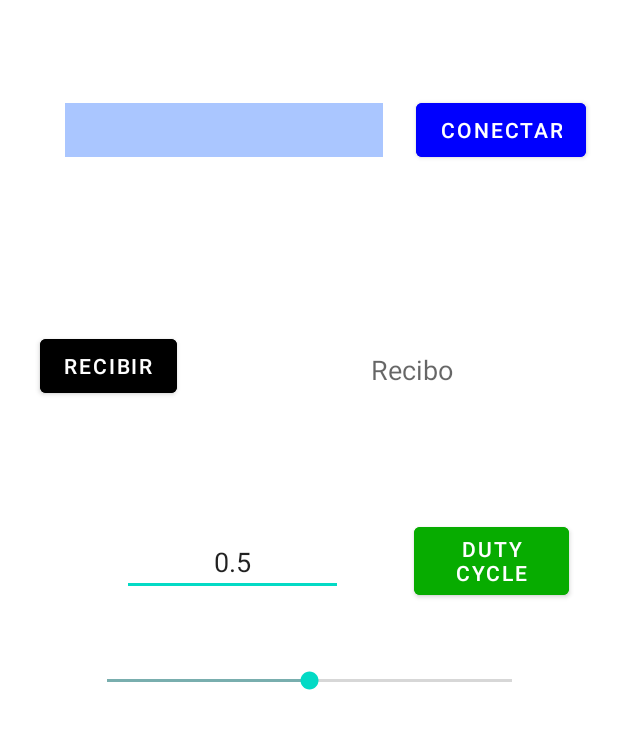
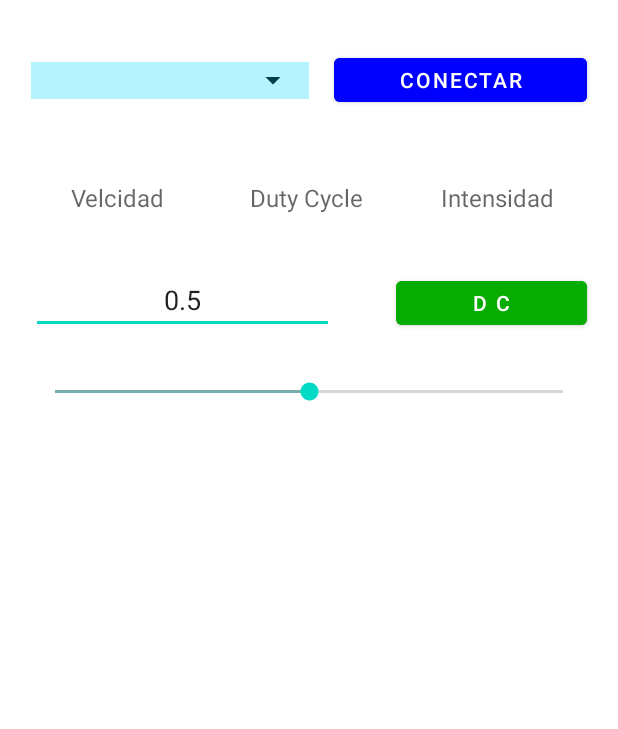
Before and after one commit to Darodbas/Control_BLDC, an Android app: the screen it shows after launch (MainActivity), on a phone screen of 412 x 824 dp. Shown: the top 729 px of the screen. Run offline under Robolectric (Android 15) with nearby library versions, the phone set to English and light mode, and no system bars.

Commit message:
Pantalla mejorada

```diff
--- a/app/src/main/java/com/example/controlbldc/MainActivity.java
+++ b/app/src/main/java/com/example/controlbldc/MainActivity.java
@@ -7,7 +7,6 @@ import androidx.appcompat.app.AppCompatActivity;
 import android.annotation.SuppressLint;
 import android.bluetooth.BluetoothAdapter;
 import android.bluetooth.BluetoothDevice;
-import android.bluetooth.BluetoothServerSocket;
 import android.bluetooth.BluetoothSocket;
 import android.content.Context;
 import android.content.Intent;
@@ -15,10 +14,6 @@ import android.content.SharedPreferences;
 import android.content.pm.PackageManager;
 import android.graphics.Color;
 import android.os.Bundle;
-import android.os.CountDownTimer;
-import android.text.Editable;
-import android.text.TextWatcher;
-import android.util.Log;
 import android.view.Gravity;
 import android.view.View;
 import android.widget.AdapterView;
@@ -38,7 +33,7 @@ import java.util.UUID;
 
 public class MainActivity extends AppCompatActivity {
 
-
+    protected ReciboDatos recib;
 
     protected int REQUEST_ENABLE_BT = 1;
     protected int resolucion = 10000;
@@ -50,8 +45,8 @@ public class MainActivity extends AppCompatActivity {
     protected String[] direccionesDisp;
     protected BluetoothDevice[] dispositivos;
 
-    protected Button  btConectar,btRecibe,btEnvioValor;
-    public TextView tvRecibo;
+    protected Button  btConectar,btEnvioValor;
+    public TextView tvVelocidad;
     protected EditText etValorEnvio;
     protected SeekBar sbBarraDeslizante;
     protected Spinner spDispositivos;
@@ -186,8 +181,7 @@ public class MainActivity extends AppCompatActivity {
         getSupportActionBar().hide();
 
         btConectar = findViewById(R.id.btConectar);
-        tvRecibo = findViewById(R.id.tvRecibe);
-        btRecibe = findViewById(R.id.btRecibir);
+        tvVelocidad = findViewById(R.id.tvVelocidad);
         sbBarraDeslizante = findViewById(R.id.sbBarraDeslizante);
         etValorEnvio = findViewById(R.id.etValorEnvio);
         btEnvioValor = findViewById(R.id.btEnvioValor);
@@ -218,6 +212,8 @@ public class MainActivity extends AppCompatActivity {
         if(btActiv) {
             Emparejados();
         }
+
+
 
         btConectar.setOnClickListener(new View.OnClickListener() {
 
@@ -257,6 +253,10 @@ public class MainActivity extends AppCompatActivity {
                                 try {
                                     salidas = btsocket.getOutputStream();
                                     entradas = btsocket.getInputStream();
+
+                                    //empieza a recibir datos//
+                                    recib=new ReciboDatos(salidas,entradas,tvVelocidad);
+                                    recib.start();
                                 } catch (IOException e) {
                                     e.printStackTrace();
                                 }
@@ -281,27 +281,12 @@ public class MainActivity extends AppCompatActivity {
                             btConectar.setBackgroundColor(Color.BLUE);
                             btConectar.setText("Conectar");
                             btConectar.setTextColor(Color.WHITE);
+
+
                         } catch (IOException e) {
                             e.printStackTrace();
                         }
                     }
-                }
-            }
-        });
-
-
-        btRecibe.setOnClickListener(new View.OnClickListener() { //espera a recibir datos, solo finaliza si recibe 'f'//
-            @Override
-            public void onClick(View view) {
-                if(conectado){
-
-                ReciboDatos recib=new ReciboDatos(salidas,entradas,tvRecibo);
-                recib.start();
-
-                }else{
-
-                MensajesPantalla(0);
-
                 }
             }
         });
--- a/app/src/main/java/com/example/controlbldc/ReciboDatos.java
+++ b/app/src/main/java/com/example/controlbldc/ReciboDatos.java
@@ -10,17 +10,17 @@ public class ReciboDatos extends Thread{
 
     OutputStream salidas;
     InputStream entradas;
-    TextView tvRecibo;
+    TextView tvVelocidad;
 
-    public ReciboDatos(OutputStream salidas, InputStream entradas,TextView tvRecibo){
+    public ReciboDatos(OutputStream salidas, InputStream entradas,TextView tvVelocidad){
         this.entradas=entradas;
         this.salidas=salidas;
-        this.tvRecibo=tvRecibo;
+        this.tvVelocidad=tvVelocidad;
     }
     public ReciboDatos(){
         this.entradas=null;
         this.salidas=null;
-        this.tvRecibo=null;
+        this.tvVelocidad=null;
     }
     public void run(){
 
@@ -33,7 +33,7 @@ public class ReciboDatos extends Thread{
 
                 entradas.skip(entradas.available());
 
-                while (caracter != 'V' && caracter!= 'I' && caracter!= 'D' ) {
+                while (caracter != 'V' && caracter!= 'A' && caracter!= 'B' && caracter!= 'D' ) {
 
                     caracter = (char) entradas.read();
                 }
@@ -44,7 +44,7 @@ public class ReciboDatos extends Thread{
                     }
 
                 }
-                tvRecibo.setText(cadenaRecibida);
+                tvVelocidad.setText(cadenaRecibida);
 
             } catch (IOException e) {
                 e.printStackTrace();
--- a/app/src/main/res/layout/activity_main.xml
+++ b/app/src/main/res/layout/activity_main.xml
@@ -6,79 +6,67 @@
     android:layout_height="match_parent"
     tools:context=".MainActivity">
 
+    <TextView
+        android:id="@+id/color"
+        android:layout_width="0dp"
+        android:layout_height="0dp"
+        android:background="#4A00D9FF"
+        app:layout_constraintBottom_toTopOf="@+id/guideline2"
+        app:layout_constraintEnd_toStartOf="@+id/guideline10"
+        app:layout_constraintStart_toStartOf="@+id/guideline7"
+        app:layout_constraintTop_toTopOf="@+id/guideline9" />
+
     <Button
         android:id="@+id/btConectar"
-        android:layout_width="wrap_content"
-        android:layout_height="48dp"
+        android:layout_width="0dp"
+        android:layout_height="0dp"
         android:backgroundTint="#0000FF"
         android:text="Conectar"
-        app:layout_constraintBottom_toTopOf="@+id/guideline2"
+        app:layout_constraintBottom_toTopOf="@+id/guideline20"
         app:layout_constraintEnd_toStartOf="@+id/guideline8"
         app:layout_constraintStart_toStartOf="@+id/guideline4"
-        app:layout_constraintTop_toTopOf="@+id/guideline9" />
+        app:layout_constraintTop_toTopOf="@+id/guideline19" />
 
     <TextView
-        android:id="@+id/tvRecibe"
-        android:layout_width="218dp"
-        android:layout_height="44dp"
+        android:id="@+id/tvVelocidad"
+        android:layout_width="0dp"
+        android:layout_height="0dp"
         android:gravity="center"
-        android:hint="Recibo"
+        android:hint="Velcidad"
         android:textColor="#000000"
-        android:textSize="18sp"
-        app:layout_constraintBottom_toTopOf="@+id/guideline6"
-        app:layout_constraintEnd_toEndOf="parent"
-        app:layout_constraintHorizontal_bias="0.6"
-        app:layout_constraintStart_toStartOf="@+id/guideline5"
-        app:layout_constraintTop_toTopOf="@+id/guideline3"
-        app:layout_constraintVertical_bias="0.482" />
-
-    <Button
-        android:id="@+id/btRecibir"
-        android:layout_width="wrap_content"
-        android:layout_height="wrap_content"
-        android:backgroundTint="#000000"
-        android:text="Recibir"
-        app:layout_constraintBottom_toTopOf="@+id/guideline6"
-        app:layout_constraintEnd_toStartOf="@+id/guideline5"
-        app:layout_constraintHorizontal_bias="0.516"
+        android:textSize="16sp"
+        app:layout_constraintBottom_toTopOf="@+id/guideline21"
+        app:layout_constraintEnd_toStartOf="@+id/guideline23"
         app:layout_constraintStart_toStartOf="@+id/guideline7"
-        app:layout_constraintTop_toTopOf="@+id/guideline3"
-        app:layout_constraintVertical_bias="0.4" />
+        app:layout_constraintTop_toTopOf="@+id/guideline22" />
 
     <androidx.constraintlayout.widget.Guideline
         android:id="@+id/guideline2"
         android:layout_width="wrap_content"
         android:layout_height="wrap_content"
         android:orientation="horizontal"
-        app:layout_constraintGuide_percent="0.13" />
+        app:layout_constraintGuide_percent="0.08" />
 
     <androidx.constraintlayout.widget.Guideline
         android:id="@+id/guideline3"
         android:layout_width="wrap_content"
         android:layout_height="wrap_content"
         android:orientation="horizontal"
-        app:layout_constraintGuide_percent="0.25" />
+        app:layout_constraintGuide_percent="0.22" />
 
     <androidx.constraintlayout.widget.Guideline
         android:id="@+id/guideline4"
         android:layout_width="wrap_content"
         android:layout_height="wrap_content"
         android:orientation="vertical"
-        app:layout_constraintGuide_percent="0.7" />
-
-    <androidx.constraintlayout.widget.Guideline
-        android:id="@+id/guideline5"
-        android:layout_width="wrap_content"
-        android:layout_height="wrap_content"
-        android:orientation="vertical"
-        app:layout_constraintGuide_percent="0.3" />
+        app:layout_constraintGuide_percent="0.54" />
 
     <androidx.constraintlayout.widget.Guideline
         android:id="@+id/guideline6"
         android:layout_width="wrap_content"
         android:layout_height="wrap_content"
         android:orientation="horizontal"
-        app:layout_constraintGuide_percent="0.35" />
+        app:layout_constraintGuide_percent="0.27" />
 
     <androidx.constraintlayout.widget.Guideline
         android:id="@+id/guideline7"
@@ -92,42 +80,35 @@
         android:layout_width="wrap_content"
         android:layout_height="wrap_content"
         android:orientation="vertical"
-        app:layout_constraintGuide_percent="0.92" />
+        app:layout_constraintGuide_percent="0.95" />
 
     <androidx.constraintlayout.widget.Guideline
         android:id="@+id/guideline9"
         android:layout_width="wrap_content"
         android:layout_height="wrap_content"
         android:orientation="horizontal"
-        app:layout_constraintGuide_percent="0.08" />
-
-    <androidx.constraintlayout.widget.Guideline
-        android:id="@+id/guideline10"
-        android:layout_width="wrap_content"
-        android:layout_height="wrap_content"
-        android:orientation="horizontal"
-        app:layout_constraintGuide_percent="0.15" />
+        app:layout_constraintGuide_percent="0.05" />
 
     <androidx.constraintlayout.widget.Guideline
         android:id="@+id/guideline11"
         android:layout_width="wrap_content"
         android:layout_height="wrap_content"
         android:orientation="horizontal"
-        app:layout_constraintGuide_percent="0.4" />
+        app:layout_constraintGuide_percent="0.34" />
 
     <SeekBar
         android:id="@+id/sbBarraDeslizante"
-        android:layout_width="302dp"
-        android:layout_height="61dp"
+        android:layout_width="0dp"
+        android:layout_height="0dp"
         android:longClickable="true"
         android:max="10000"
         android:min="0"
         android:progress="5000"
         android:progressTint="#79AEAE"
-        app:layout_constraintBottom_toTopOf="@+id/guideline14"
-        app:layout_constraintEnd_toEndOf="parent"
-        app:layout_constraintStart_toStartOf="parent"
-        app:layout_constraintTop_toTopOf="@+id/guideline12" />
+        app:layout_constraintBottom_toTopOf="@+id/guideline11"
+        app:layout_constraintEnd_toStartOf="@+id/guideline8"
+        app:layout_constraintStart_toStartOf="@+id/guideline7"
+        app:layout_constraintTop_toTopOf="@+id/guideline26" />
 
     <androidx.constraintlayout.widget.Guideline
         android:id="@+id/guideline12"
@@ -138,16 +119,16 @@
 
     <EditText
         android:id="@+id/etValorEnvio"
-        android:layout_width="147dp"
-        android:layout_height="41dp"
+        android:layout_width="0dp"
+        android:layout_height="0dp"
         android:ems="10"
         android:gravity="center"
         android:inputType="numberDecimal"
         android:text="0.5"
-        app:layout_constraintBottom_toTopOf="@+id/sbBarraDeslizante"
+        app:layout_constraintBottom_toTopOf="@+id/guideline6"
         app:layout_constraintEnd_toStartOf="@+id/guideline4"
         app:layout_constraintStart_toStartOf="@+id/guideline7"
-        app:layout_constraintTop_toTopOf="@+id/guideline11" />
+        app:layout_constraintTop_toTopOf="@+id/guideline3" />
 
     <androidx.constraintlayout.widget.Guideline
         android:id="@+id/guideline13"
@@ -165,16 +146,15 @@
 
     <Button
         android:id="@+id/btEnvioValor"
-        android:layout_width="103dp"
-        android:layout_height="57dp"
+        android:layout_width="0dp"
+        android:layout_height="0dp"
         android:backgroundTint="#07AC00"
-        android:text="Duty Cycle"
-        app:layout_constraintBottom_toTopOf="@+id/guideline12"
+        android:text="D C"
+        app:layout_constraintBottom_toTopOf="@+id/guideline6"
         app:layout_constraintEnd_toStartOf="@+id/guideline8"
         app:layout_constraintHorizontal_bias="1.0"
-        app:layout_constraintStart_toStartOf="@+id/guideline4"
-        app:layout_constraintTop_toTopOf="@+id/guideline11"
-        app:layout_constraintVertical_bias="0.625" />
+        app:layout_constraintStart_toStartOf="@+id/guideline25"
+        app:layout_constraintTop_toTopOf="@+id/guideline3" />
 
     <androidx.constraintlayout.widget.Guideline
         android:id="@+id/guideline15"
@@ -185,14 +165,110 @@
 
     <Spinner
         android:id="@+id/spDispositivos"
-        android:layout_width="212dp"
-        android:layout_height="36dp"
-        android:background="#000000"
-        android:backgroundTint="#560357FF"
+        android:layout_width="0dp"
+        android:layout_height="0dp"
+        android:backgroundTint="#000000"
+        android:backgroundTintMode="src_in"
         android:hapticFeedbackEnabled="false"
         app:layout_constraintBottom_toTopOf="@+id/guideline2"
-        app:layout_constraintEnd_toStartOf="@+id/btConectar"
+        app:layout_constraintEnd_toStartOf="@+id/guideline10"
+        app:layout_constraintHorizontal_bias="0.0"
         app:layout_constraintStart_toStartOf="@+id/guideline7"
-        app:layout_constraintTop_toTopOf="@+id/guideline9" />
+        app:layout_constraintTop_toTopOf="@+id/guideline9"
+        app:layout_constraintVertical_bias="0.0" />
+
+    <androidx.constraintlayout.widget.Guideline
+        android:id="@+id/guideline10"
+        android:layout_width="wrap_content"
+        android:layout_height="wrap_content"
+        android:orientation="vertical"
+        app:layout_constraintGuide_percent="0.5" />
+
+    <androidx.constraintlayout.widget.Guideline
+        android:id="@+id/guideline19"
+        android:layout_width="wrap_content"
+        android:layout_height="wrap_content"
+        android:orientation="horizontal"
+        app:layout_constraintGuide_percent="0.04" />
+
+    <androidx.constraintlayout.widget.Guideline
+        android:id="@+id/guideline20"
+        android:layout_width="wrap_content"
+        android:layout_height="wrap_content"
+        android:orientation="horizontal"
+        app:layout_constraintGuide_percent="0.09" />
+
+    <androidx.constraintlayout.widget.Guideline
+        android:id="@+id/guideline21"
+        android:layout_width="wrap_content"
+        android:layout_height="wrap_content"
+        android:orientation="horizontal"
+        app:layout_constraintGuide_percent="0.18" />
+
+    <androidx.constraintlayout.widget.Guideline
+        android:id="@+id/guideline22"
+        android:layout_width="wrap_content"
+        android:layout_height="wrap_content"
+        android:orientation="horizontal"
+        app:layout_constraintGuide_percent="0.14" />
+
+    <androidx.constraintlayout.widget.Guideline
+        android:id="@+id/guideline23"
+        android:layout_width="wrap_content"
+        android:layout_height="wrap_content"
+        android:orientation="vertical"
+        app:layout_constraintGuide_percent="0.33" />
+
+    <androidx.constraintlayout.widget.Guideline
+        android:id="@+id/guideline24"
+        android:layout_width="wrap_content"
+        android:layout_height="wrap_content"
+        android:orientation="vertical"
+        app:layout_constraintGuide_percent="0.35" />
+
+    <androidx.constraintlayout.widget.Guideline
+        android:id="@+id/guideline5"
+        android:layout_width="wrap_content"
+        android:layout_height="wrap_content"
+        android:orientation="vertical"
+        app:layout_constraintGuide_percent="0.66" />
+
+    <androidx.constraintlayout.widget.Guideline
+        android:id="@+id/guideline25"
+        android:layout_width="wrap_content"
+        android:layout_height="wrap_content"
+        android:orientation="vertical"
+        app:layout_constraintGuide_percent="0.64" />
+
+    <TextView
+        android:id="@+id/tvDutyCycle"
+        android:layout_width="0dp"
+        android:layout_height="0dp"
+        android:gravity="center"
+        android:hint="Duty Cycle"
+        android:textSize="16sp"
+        app:layout_constraintBottom_toTopOf="@+id/guideline21"
+        app:layout_constraintEnd_toStartOf="@+id/guideline25"
+        app:layout_constraintStart_toStartOf="@+id/guideline24"
+        app:layout_constraintTop_toTopOf="@+id/guideline22" />
+
+    <TextView
+        android:id="@+id/tvCorriente"
+        android:layout_width="0dp"
+        android:layout_height="0dp"
+        android:gravity="center"
+        android:hint="Intensidad"
+        android:textSize="16sp"
+        app:layout_constraintBottom_toTopOf="@+id/guideline21"
+        app:layout_constraintEnd_toStartOf="@+id/guideline8"
+        app:layout_constraintStart_toStartOf="@+id/guideline5"
+        app:layout_constraintTop_toTopOf="@+id/guideline22" />
+
+    <androidx.constraintlayout.widget.Guideline
+        android:id="@+id/guideline26"
+        android:layout_width="wrap_content"
+        android:layout_height="wrap_content"
+        android:orientation="horizontal"
+        app:layout_constraintGuide_percent="0.295" />
 
 </androidx.constraintlayout.widget.ConstraintLayout>
```
